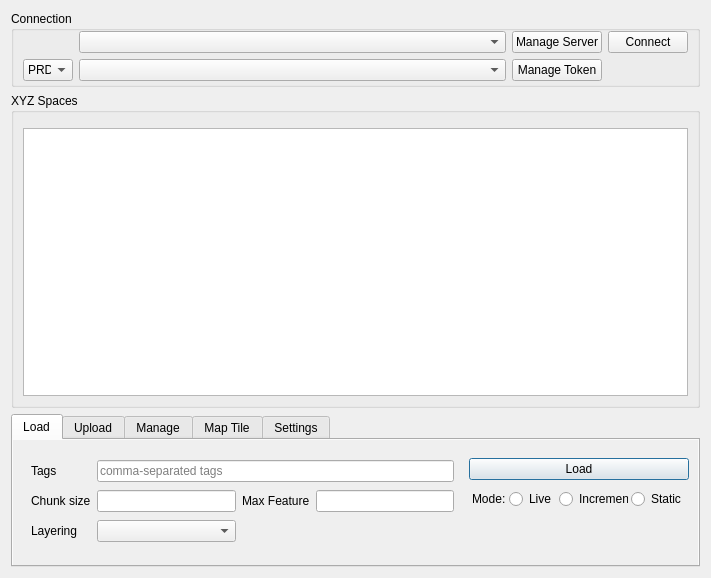
This is XYZHubConnector/gui/ui/tab_dialog.ui in minff/xyz-qgis-plugin as Qt 5 draws it before an edit. The edited form follows.
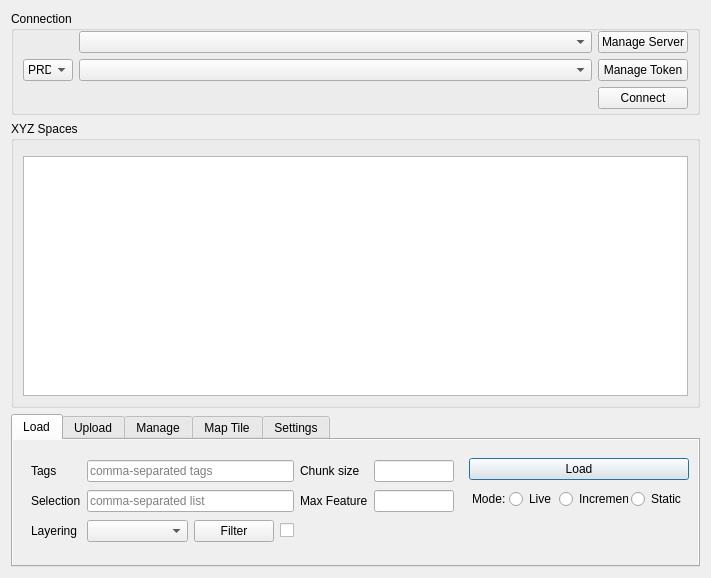
This is the edited form. Custom widgets are drawn as their Qt base class.

Commit message:
feat: filter feature by property, ui + ux + network
+ 'selection': return feature with properties specifies in selection

```diff
--- a/XYZHubConnector/gui/ui/tab_dialog.ui
+++ b/XYZHubConnector/gui/ui/tab_dialog.ui
@@ -133,7 +133,7 @@
         </property>
        </widget>
       </item>
-      <item row="0" column="4">
+      <item row="2" column="3">
        <widget class="QPushButton" name="btn_use">
         <property name="sizePolicy">
          <sizepolicy hsizetype="Preferred" vsizetype="Fixed">
@@ -229,55 +229,7 @@
           </sizepolicy>
          </property>
          <layout class="QGridLayout" name="gridLayout">
-          <item row="0" column="0">
-           <widget class="QLabel" name="label_3">
-            <property name="sizePolicy">
-             <sizepolicy hsizetype="Fixed" vsizetype="Preferred">
-              <horstretch>0</horstretch>
-              <verstretch>0</verstretch>
-             </sizepolicy>
-            </property>
-            <property name="text">
-             <string>Tags</string>
-            </property>
-           </widget>
-          </item>
-          <item row="1" column="0">
-           <widget class="QLabel" name="label">
-            <property name="sizePolicy">
-             <sizepolicy hsizetype="Fixed" vsizetype="Preferred">
-              <horstretch>0</horstretch>
-              <verstretch>0</verstretch>
-             </sizepolicy>
-            </property>
-            <property name="text">
-             <string>Chunk size</string>
-            </property>
-           </widget>
-          </item>
-          <item row="0" column="1" colspan="3">
-           <widget class="QLineEdit" name="lineEdit_tags">
-            <property name="sizePolicy">
-             <sizepolicy hsizetype="Preferred" vsizetype="Fixed">
-              <horstretch>0</horstretch>
-              <verstretch>0</verstretch>
-             </sizepolicy>
-            </property>
-            <property name="minimumSize">
-             <size>
-              <width>300</width>
-              <height>0</height>
-             </size>
-            </property>
-            <property name="maxLength">
-             <number>2000</number>
-            </property>
-            <property name="placeholderText">
-             <string>comma-separated tags</string>
-            </property>
-           </widget>
-          </item>
-          <item row="1" column="2">
+          <item row="1" column="4">
            <widget class="QLabel" name="label_2">
             <property name="sizePolicy">
              <sizepolicy hsizetype="Fixed" vsizetype="Preferred">
@@ -290,14 +242,91 @@
             </property>
            </widget>
           </item>
-          <item row="1" column="1">
+          <item row="2" column="1">
+           <widget class="QComboBox" name="comboBox_similarity_threshold"/>
+          </item>
+          <item row="2" column="0">
+           <widget class="QLabel" name="label_9">
+            <property name="sizePolicy">
+             <sizepolicy hsizetype="Fixed" vsizetype="Preferred">
+              <horstretch>0</horstretch>
+              <verstretch>0</verstretch>
+             </sizepolicy>
+            </property>
+            <property name="text">
+             <string>Layering</string>
+            </property>
+           </widget>
+          </item>
+          <item row="0" column="4">
+           <widget class="QLabel" name="label">
+            <property name="sizePolicy">
+             <sizepolicy hsizetype="Fixed" vsizetype="Preferred">
+              <horstretch>0</horstretch>
+              <verstretch>0</verstretch>
+             </sizepolicy>
+            </property>
+            <property name="text">
+             <string>Chunk size</string>
+            </property>
+           </widget>
+          </item>
+          <item row="2" column="2">
+           <widget class="QPushButton" name="btn_filter">
+            <property name="sizePolicy">
+             <sizepolicy hsizetype="Fixed" vsizetype="Fixed">
+              <horstretch>0</horstretch>
+              <verstretch>0</verstretch>
+             </sizepolicy>
+            </property>
+            <property name="text">
+             <string>Filter</string>
+            </property>
+            <property name="autoDefault">
+             <bool>false</bool>
+            </property>
+           </widget>
+          </item>
+          <item row="1" column="0">
+           <widget class="QLabel" name="label_12">
+            <property name="sizePolicy">
+             <sizepolicy hsizetype="Fixed" vsizetype="Preferred">
+              <horstretch>0</horstretch>
+              <verstretch>0</verstretch>
+             </sizepolicy>
+            </property>
+            <property name="text">
+             <string>Selection</string>
+            </property>
+           </widget>
+          </item>
+          <item row="0" column="0">
+           <widget class="QLabel" name="label_3">
+            <property name="sizePolicy">
+             <sizepolicy hsizetype="Fixed" vsizetype="Preferred">
+              <horstretch>0</horstretch>
+              <verstretch>0</verstretch>
+             </sizepolicy>
+            </property>
+            <property name="text">
+             <string>Tags</string>
+            </property>
+           </widget>
+          </item>
+          <item row="0" column="5">
            <widget class="QLineEdit" name="lineEdit_limit">
             <property name="sizePolicy">
-             <sizepolicy hsizetype="Preferred" vsizetype="Fixed">
+             <sizepolicy hsizetype="Fixed" vsizetype="Fixed">
               <horstretch>0</horstretch>
               <verstretch>0</verstretch>
              </sizepolicy>
             </property>
+            <property name="maximumSize">
+             <size>
+              <width>80</width>
+              <height>16777215</height>
+             </size>
+            </property>
             <property name="text">
              <string comment="auto" extracomment="comment"/>
             </property>
@@ -309,27 +338,20 @@
             </property>
            </widget>
           </item>
-          <item row="2" column="0">
-           <widget class="QLabel" name="label_9">
-            <property name="sizePolicy">
-             <sizepolicy hsizetype="Fixed" vsizetype="Preferred">
-              <horstretch>0</horstretch>
-              <verstretch>0</verstretch>
-             </sizepolicy>
-            </property>
-            <property name="text">
-             <string>Layering</string>
-            </property>
-           </widget>
-          </item>
-          <item row="1" column="3">
+          <item row="1" column="5">
            <widget class="QLineEdit" name="lineEdit_max_feat">
             <property name="sizePolicy">
-             <sizepolicy hsizetype="Preferred" vsizetype="Fixed">
+             <sizepolicy hsizetype="Fixed" vsizetype="Fixed">
               <horstretch>0</horstretch>
               <verstretch>0</verstretch>
              </sizepolicy>
             </property>
+            <property name="maximumSize">
+             <size>
+              <width>80</width>
+              <height>16777215</height>
+             </size>
+            </property>
             <property name="maxLength">
              <number>15</number>
             </property>
@@ -338,8 +360,50 @@
             </property>
            </widget>
           </item>
-          <item row="2" column="1">
-           <widget class="QComboBox" name="comboBox_similarity_threshold"/>
+          <item row="2" column="3">
+           <widget class="QCheckBox" name="checkBox_filter">
+            <property name="sizePolicy">
+             <sizepolicy hsizetype="Fixed" vsizetype="Fixed">
+              <horstretch>0</horstretch>
+              <verstretch>0</verstretch>
+             </sizepolicy>
+            </property>
+            <property name="text">
+             <string/>
+            </property>
+           </widget>
+          </item>
+          <item row="1" column="1" colspan="3">
+           <widget class="QLineEdit" name="lineEdit_selection">
+            <property name="sizePolicy">
+             <sizepolicy hsizetype="Preferred" vsizetype="Fixed">
+              <horstretch>0</horstretch>
+              <verstretch>0</verstretch>
+             </sizepolicy>
+            </property>
+            <property name="maxLength">
+             <number>2000</number>
+            </property>
+            <property name="placeholderText">
+             <string>comma-separated list</string>
+            </property>
+           </widget>
+          </item>
+          <item row="0" column="1" colspan="3">
+           <widget class="QLineEdit" name="lineEdit_tags">
+            <property name="sizePolicy">
+             <sizepolicy hsizetype="Preferred" vsizetype="Fixed">
+              <horstretch>0</horstretch>
+              <verstretch>0</verstretch>
+             </sizepolicy>
+            </property>
+            <property name="maxLength">
+             <number>2000</number>
+            </property>
+            <property name="placeholderText">
+             <string>comma-separated tags</string>
+            </property>
+           </widget>
           </item>
          </layout>
         </widget>
```
Left out of the diff: 55 changed lines with no effect on the pictures. The commit also changes 9 other files.
